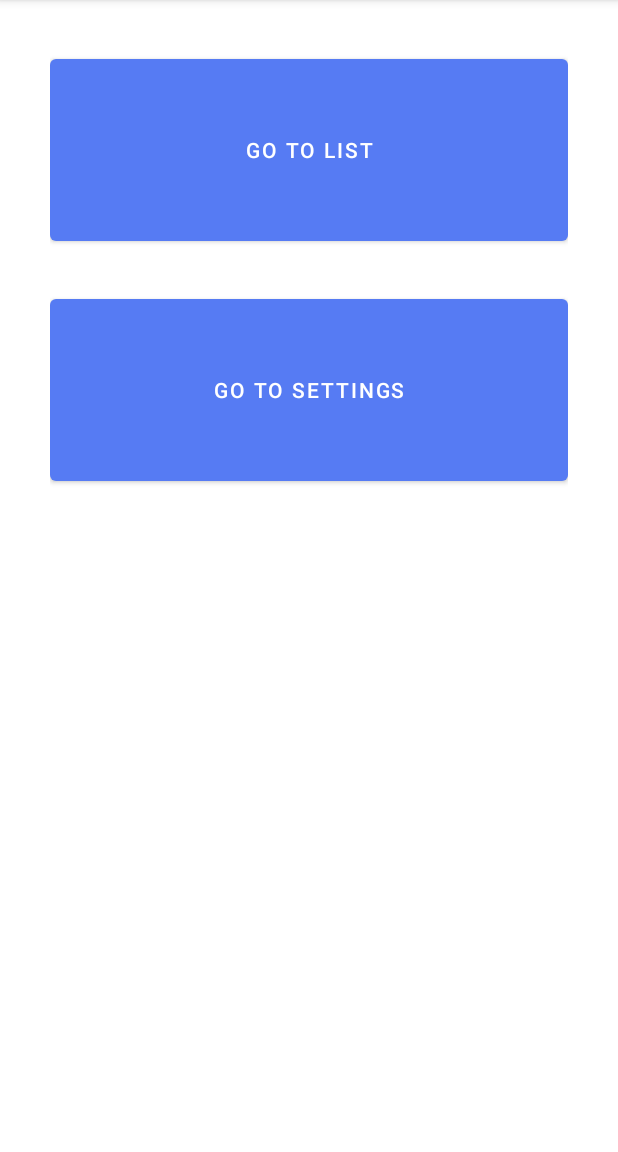
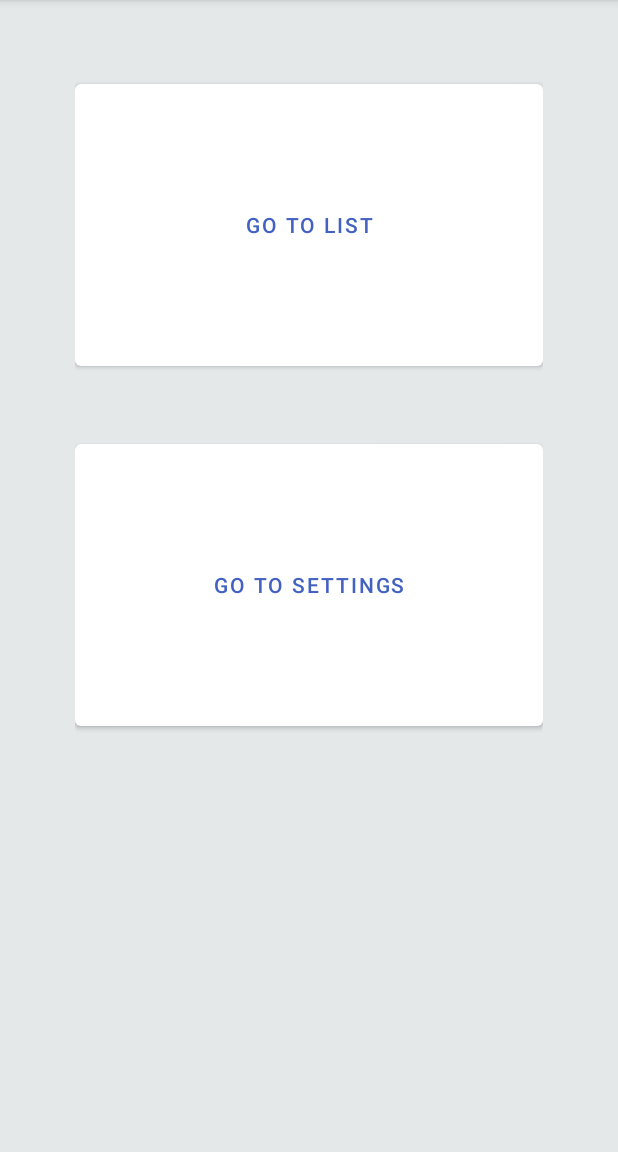
Before and after one commit to Sverda/Android-Shopping-List, an Android app: the screen it shows after launch (MainActivity), on a phone screen of 412 x 824 dp, the part 84-1236 px from its top. Run offline under Robolectric (Android 15) with nearby library versions, the phone set to English and light mode, and no system bars.

Commit message:
Style main menu buttons

```diff
--- a/app/src/main/res/layout/activity_main.xml
+++ b/app/src/main/res/layout/activity_main.xml
@@ -1,27 +1,31 @@
 <?xml version="1.0" encoding="utf-8"?>
-<androidx.constraintlayout.widget.ConstraintLayout xmlns:android="http://schemas.android.com/apk/res/android"
+<androidx.constraintlayout.widget.ConstraintLayout
+    xmlns:android="http://schemas.android.com/apk/res/android"
     xmlns:app="http://schemas.android.com/apk/res-auto"
     xmlns:tools="http://schemas.android.com/tools"
     android:layout_width="match_parent"
     android:layout_height="match_parent"
-    tools:context=".MainActivity">
+    tools:context=".MainActivity"
+    android:background="@color/light_gray">
 
     <LinearLayout
         android:layout_width="match_parent"
         android:layout_height="match_parent"
         android:orientation="vertical"
-        android:padding="50px">
+        android:padding="50dp">
         <Button
             android:layout_width="match_parent"
-            android:layout_height="200px"
+            android:layout_height="200dp"
             android:text="Go to list"
-            android:layout_marginBottom="40px"
+            android:layout_marginBottom="40dp"
+            style="@style/AppTheme.Button"
             android:onClick="goToList"
             />
         <Button
             android:layout_width="match_parent"
-            android:layout_height="200px"
+            android:layout_height="200dp"
             android:text="Go to settings"
+            style="@style/AppTheme.Button"
             android:onClick="goToSettings"
             />
     </LinearLayout>
--- /dev/null
+++ b/app/src/main/res/values/styles.xml
@@ -0,0 +1,7 @@
+<?xml version="1.0" encoding="utf-8"?>
+<resources>
+    <style name="AppTheme.Button" parent="Widget.MaterialComponents.Button">
+        <item name="backgroundTint">@color/white</item>
+        <item name="android:textColor">@color/blue_700</item>
+    </style>
+</resources>
```
